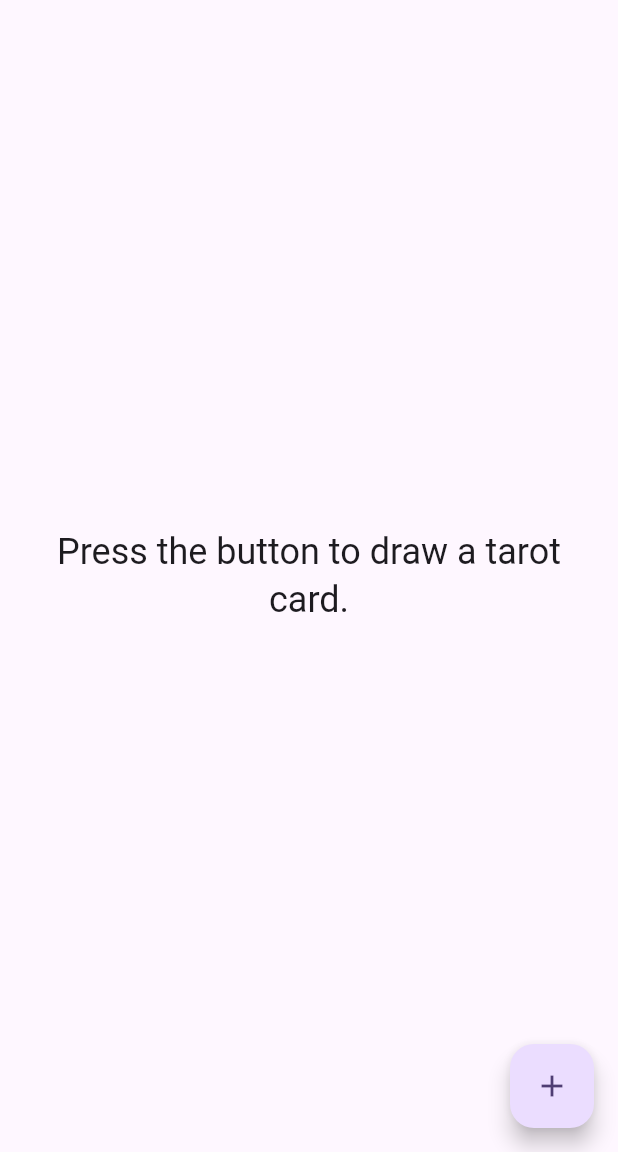
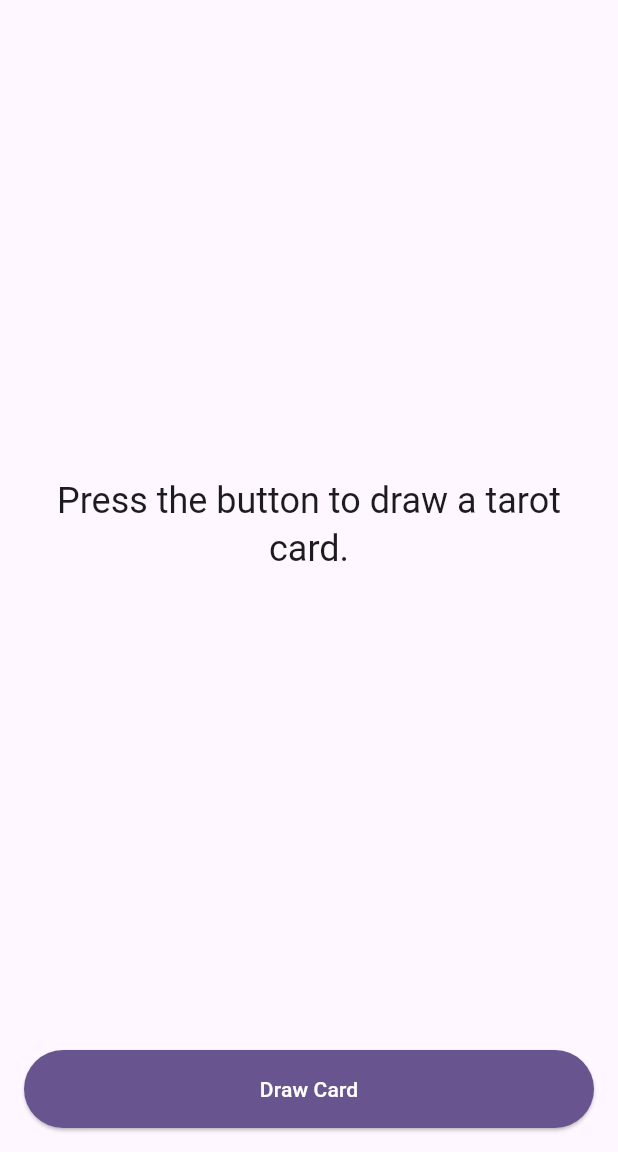
Before and after one commit to erickveil/Winston, a Flutter app: the screen it shows after launch, on a phone screen of 412 x 824 dp, the part 84-1236 px from its top. Run offline on Flutter 3.47's test engine with Material 3 defaults, Android fonts, the phone set to English and light mode, and no system bars.

Commit message:
Made a better button to press for the card draw

```diff
--- a/lib/main.dart
+++ b/lib/main.dart
@@ -262,23 +262,29 @@ class _MyHomePageState extends State<MyHomePage> {
                             ],
                           ),
                         ),
+                      ],
+                    ),
+                  ),
+                ),
 
+                // Draw Button
+                Padding(
+                  padding: const EdgeInsets.only(top: 16.0),
+                  child: ElevatedButton(
+                    onPressed: _isLoading ? null : _drawCard,
+                    style: ElevatedButton.styleFrom(
+                      padding: const EdgeInsets.symmetric(vertical: 16.0),
+                      backgroundColor: Theme.of(context).colorScheme.primary,
+                      foregroundColor: Theme.of(context).colorScheme.onPrimary,
+                    ),
+                    child: Text(_drawnCard == null ? 'Draw Card' : 'Draw Another Card'),
+                  ),
 
-                      ],
-                    )
-
-                  )
                 )
 
           ],
-
         ),
       ),
-      floatingActionButton: FloatingActionButton(
-        onPressed: _drawCard,
-        tooltip: 'Draw Card',
-        child: const Icon(Icons.add),
-      ), // This trailing comma makes auto-formatting nicer for build methods.
     );
   }
 }
```
